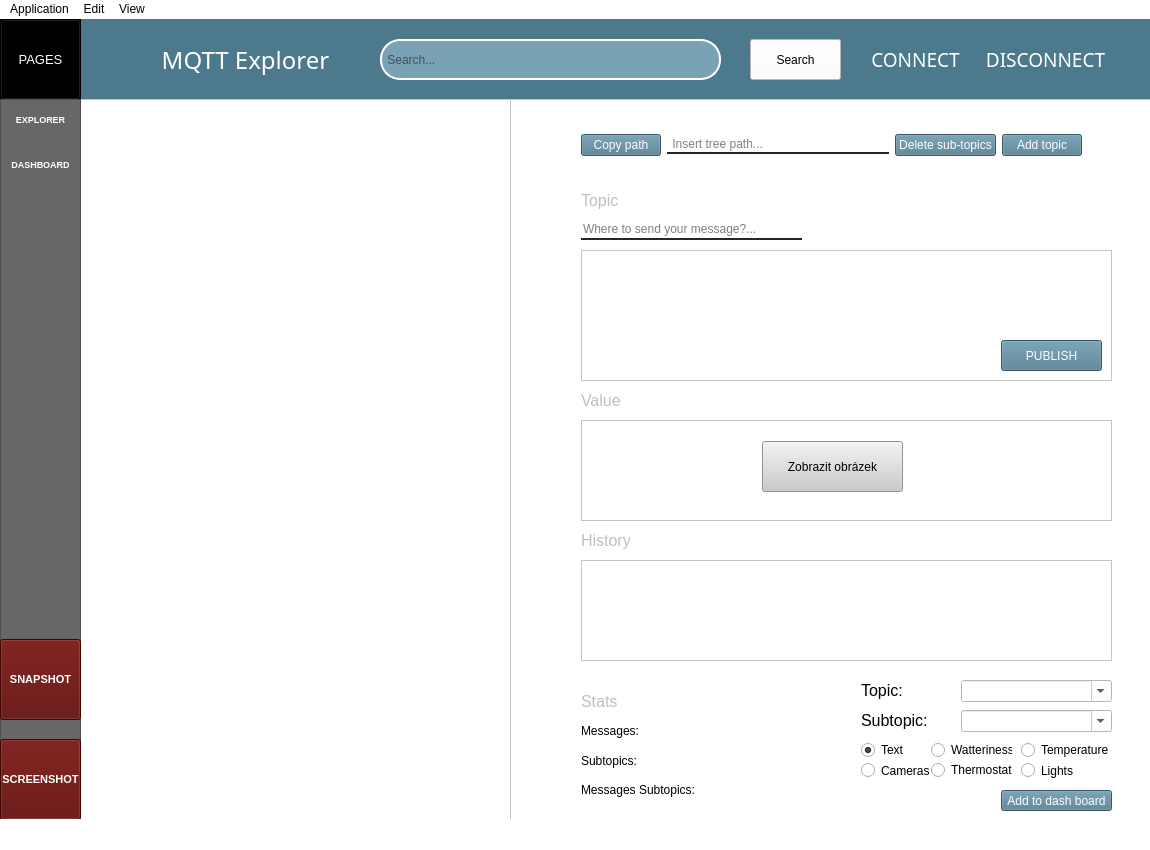
Old version of the form src/gui/mainwindow.ui in the repository Sekky61/MQTT-monitor.
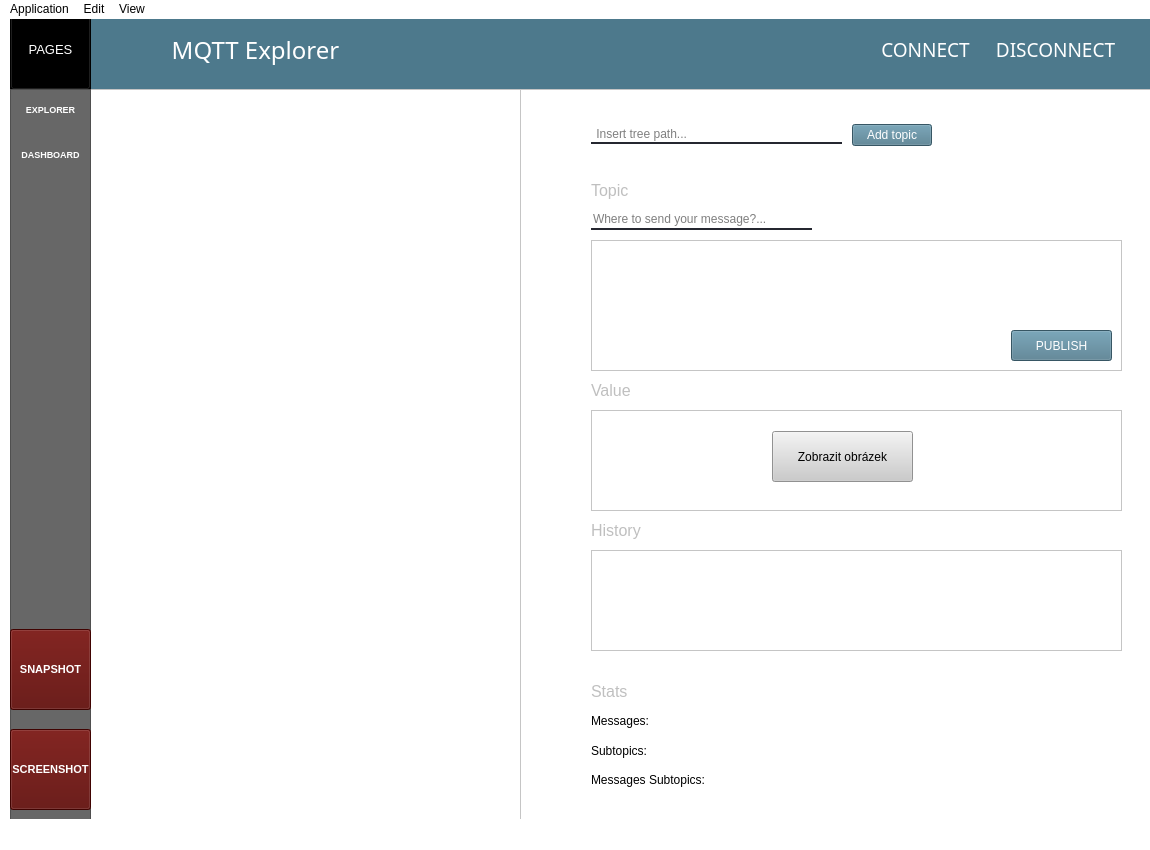
New version of the form.

What changed in the file:
```diff
--- a/src/gui/mainwindow.ui
+++ b/src/gui/mainwindow.ui
@@ -32,8 +32,8 @@
    <widget class="QFrame" name="frame_menu">
     <property name="geometry">
      <rect>
-      <x>0</x>
-      <y>80</y>
+      <x>10</x>
+      <y>70</y>
       <width>81</width>
       <height>835</height>
      </rect>
@@ -180,8 +180,8 @@
    <widget class="QStackedWidget" name="Pages">
     <property name="geometry">
      <rect>
-      <x>80</x>
-      <y>0</y>
+      <x>90</x>
+      <y>-10</y>
       <width>1071</width>
       <height>841</height>
      </rect>
@@ -222,28 +222,14 @@
          <rect>
           <x>70</x>
           <y>10</y>
-          <width>501</width>
+          <width>341</width>
           <height>71</height>
          </rect>
         </property>
         <layout class="QHBoxLayout" name="horizontalLayout_2">
-         <item>
-          <widget class="QPushButton" name="copy_topic_path">
-           <property name="autoFillBackground">
-            <bool>false</bool>
-           </property>
-           <property name="styleSheet">
-            <string notr="true">color: rgb(255, 255, 255);
-background-color: rgb(77, 121, 140);</string>
-           </property>
-           <property name="text">
-            <string>Copy path</string>
-           </property>
-           <property name="flat">
-            <bool>false</bool>
-           </property>
-          </widget>
-         </item>
+         <property name="spacing">
+          <number>10</number>
+         </property>
          <item>
           <widget class="QLineEdit" name="topic_search">
            <property name="styleSheet">
@@ -263,23 +249,6 @@
            </property>
           </widget>
          </item>
-         <item>
-          <widget class="QPushButton" name="delete_subtopics">
-           <property name="autoFillBackground">
-            <bool>false</bool>
-           </property>
-           <property name="styleSheet">
-            <string notr="true">color: rgb(255, 255, 255);
-background-color: rgb(77, 121, 140);</string>
-           </property>
-           <property name="text">
-            <string>Delete sub-topics</string>
-           </property>
-           <property name="flat">
-            <bool>false</bool>
-           </property>
-          </widget>
-         </item>
          <item>
           <widget class="QPushButton" name="add_topic">
            <property name="styleSheet">
@@ -455,7 +424,7 @@
           <property name="geometry">
            <rect>
             <x>0</x>
-            <y>-10</y>
+            <y>0</y>
             <width>531</width>
             <height>101</height>
            </rect>
@@ -556,307 +525,6 @@
          <string>PUBLISH</string>
         </property>
        </widget>
-       <widget class="QComboBox" name="topic_label_dash">
-        <property name="geometry">
-         <rect>
-          <x>450</x>
-          <y>610</y>
-          <width>151</width>
-          <height>22</height>
-         </rect>
-        </property>
-        <property name="editable">
-         <bool>true</bool>
-        </property>
-       </widget>
-       <widget class="QComboBox" name="room_lights_opt_3">
-        <property name="geometry">
-         <rect>
-          <x>450</x>
-          <y>580</y>
-          <width>151</width>
-          <height>22</height>
-         </rect>
-        </property>
-        <property name="editable">
-         <bool>true</bool>
-        </property>
-       </widget>
-       <widget class="QLabel" name="subtopic_label">
-        <property name="geometry">
-         <rect>
-          <x>350</x>
-          <y>610</y>
-          <width>91</width>
-          <height>20</height>
-         </rect>
-        </property>
-        <property name="font">
-         <font>
-          <pointsize>12</pointsize>
-         </font>
-        </property>
-        <property name="text">
-         <string>Subtopic:</string>
-        </property>
-       </widget>
-       <widget class="QLabel" name="room_label_3">
-        <property name="geometry">
-         <rect>
-          <x>350</x>
-          <y>580</y>
-          <width>61</width>
-          <height>20</height>
-         </rect>
-        </property>
-        <property name="font">
-         <font>
-          <pointsize>12</pointsize>
-         </font>
-        </property>
-        <property name="text">
-         <string>Topic:</string>
-        </property>
-       </widget>
-       <widget class="QPushButton" name="dashboard_add">
-        <property name="geometry">
-         <rect>
-          <x>490</x>
-          <y>690</y>
-          <width>111</width>
-          <height>21</height>
-         </rect>
-        </property>
-        <property name="styleSheet">
-         <string notr="true">color: rgb(255, 255, 255);
-background-color: rgb(77, 121, 140);</string>
-        </property>
-        <property name="text">
-         <string>Add to dash board</string>
-        </property>
-       </widget>
-       <widget class="QGroupBox" name="groupBox">
-        <property name="geometry">
-         <rect>
-          <x>350</x>
-          <y>640</y>
-          <width>51</width>
-          <height>21</height>
-         </rect>
-        </property>
-        <property name="styleSheet">
-         <string notr="true">QGroupBox{
-border: 2px solid rgb(37,39,48);
-border-left:none;
-border-right:none;
-border-top:none;
-border-bottom:none;
-}</string>
-        </property>
-        <property name="title">
-         <string/>
-        </property>
-        <widget class="QRadioButton" name="radio_text">
-         <property name="geometry">
-          <rect>
-           <x>0</x>
-           <y>0</y>
-           <width>51</width>
-           <height>20</height>
-          </rect>
-         </property>
-         <property name="text">
-          <string>Text</string>
-         </property>
-         <property name="checked">
-          <bool>true</bool>
-         </property>
-        </widget>
-       </widget>
-       <widget class="QGroupBox" name="groupBox_2">
-        <property name="geometry">
-         <rect>
-          <x>420</x>
-          <y>640</y>
-          <width>81</width>
-          <height>21</height>
-         </rect>
-        </property>
-        <property name="styleSheet">
-         <string notr="true">QGroupBox{
-border: 2px solid rgb(37,39,48);
-border-left:none;
-border-right:none;
-border-top:none;
-border-bottom:none;
-}</string>
-        </property>
-        <property name="title">
-         <string/>
-        </property>
-        <widget class="QRadioButton" name="radio_water">
-         <property name="geometry">
-          <rect>
-           <x>0</x>
-           <y>0</y>
-           <width>81</width>
-           <height>20</height>
-          </rect>
-         </property>
-         <property name="text">
-          <string>Watteriness</string>
-         </property>
-        </widget>
-       </widget>
-       <widget class="QGroupBox" name="groupBox_3">
-        <property name="geometry">
-         <rect>
-          <x>510</x>
-          <y>640</y>
-          <width>91</width>
-          <height>21</height>
-         </rect>
-        </property>
-        <property name="styleSheet">
-         <string notr="true">QGroupBox{
-border: 2px solid rgb(37,39,48);
-border-left:none;
-border-right:none;
-border-top:none;
-border-bottom:none;
-}</string>
-        </property>
-        <property name="title">
-         <string/>
-        </property>
-        <widget class="QRadioButton" name="radio_temp">
-         <property name="geometry">
-          <rect>
-           <x>0</x>
-           <y>0</y>
-           <width>91</width>
-           <height>20</height>
-          </rect>
-         </property>
-         <property name="text">
-          <string>Temperature</string>
-         </property>
-        </widget>
-       </widget>
-       <widget class="QGroupBox" name="groupBox_4">
-        <property name="geometry">
-         <rect>
-          <x>350</x>
-          <y>660</y>
-          <width>71</width>
-          <height>21</height>
-         </rect>
-        </property>
-        <property name="styleSheet">
-         <string notr="true">QGroupBox{
-border: 2px solid rgb(37,39,48);
-border-left:none;
-border-right:none;
-border-top:none;
-border-bottom:none;
-}</string>
-        </property>
-        <property name="title">
-         <string/>
-        </property>
-        <widget class="QRadioButton" name="radio_cameras">
-         <property name="geometry">
-          <rect>
-           <x>0</x>
-           <y>0</y>
-           <width>71</width>
-           <height>21</height>
-          </rect>
-         </property>
-         <property name="text">
-          <string>Cameras</string>
-         </property>
-        </widget>
-       </widget>
-       <widget class="QGroupBox" name="groupBox_5">
-        <property name="geometry">
-         <rect>
-          <x>420</x>
-          <y>660</y>
-          <width>111</width>
-          <height>21</height>
-         </rect>
-        </property>
-        <property name="styleSheet">
-         <string notr="true">QGroupBox{
-border: 2px solid rgb(37,39,48);
-border-left:none;
-border-right:none;
-border-top:none;
-border-bottom:none;
-}</string>
-        </property>
-        <property name="title">
-         <string/>
-        </property>
-        <widget class="QRadioButton" name="radio_thermo">
-         <property name="geometry">
-          <rect>
-           <x>0</x>
-           <y>0</y>
-           <width>101</width>
-           <height>20</height>
-          </rect>
-         </property>
-         <property name="text">
-          <string>Thermostat</string>
-         </property>
-        </widget>
-       </widget>
-       <widget class="QGroupBox" name="groupBox_6">
-        <property name="geometry">
-         <rect>
-          <x>510</x>
-          <y>660</y>
-          <width>81</width>
-          <height>21</height>
-         </rect>
-        </property>
-        <property name="styleSheet">
-         <string notr="true">QGroupBox{
-border: 2px solid rgb(37,39,48);
-border-left:none;
-border-right:none;
-border-top:none;
-border-bottom:none;
-}</string>
-        </property>
-        <property name="title">
-         <string/>
-        </property>
-        <widget class="QRadioButton" name="radio_light">
-         <property name="geometry">
-          <rect>
-           <x>0</x>
-           <y>0</y>
-           <width>82</width>
-           <height>21</height>
-          </rect>
-         </property>
-         <property name="styleSheet">
-          <string notr="true">QGroupBox{
-border: 2px solid rgb(37,39,48);
-border-left:none;
-border-right:none;
-border-top:none;
-border-bottom:none;
-}</string>
-         </property>
-         <property name="text">
-          <string>Lights</string>
-         </property>
-        </widget>
-       </widget>
       </widget>
      </widget>
      <widget class="QTreeView" name="treeView">
@@ -915,54 +583,6 @@
         <set>Qt::AlignCenter</set>
        </property>
       </widget>
-      <widget class="QLineEdit" name="searchValue">
-       <property name="geometry">
-        <rect>
-         <x>370</x>
-         <y>20</y>
-         <width>341</width>
-         <height>41</height>
-        </rect>
-       </property>
-       <property name="styleSheet">
-        <string notr="true">QLineEdit{
-background-color: rgb(121, 162, 180);
-border: 2px solid rgb(255,255,255);
-border-radius: 20px;
-}</string>
-       </property>
-       <property name="inputMask">
-        <string/>
-       </property>
-       <property name="text">
-        <string/>
-       </property>
-       <property name="readOnly">
-        <bool>false</bool>
-       </property>
-       <property name="placeholderText">
-        <string> Search...</string>
-       </property>
-       <property name="clearButtonEnabled">
-        <bool>true</bool>
-       </property>
-      </widget>
-      <widget class="QPushButton" name="searchButton">
-       <property name="geometry">
-        <rect>
-         <x>740</x>
-         <y>20</y>
-         <width>91</width>
-         <height>41</height>
-        </rect>
-       </property>
-       <property name="styleSheet">
-        <string notr="true">background-color: rgb(255, 255, 255);</string>
-       </property>
-       <property name="text">
-        <string>Search</string>
-       </property>
-      </widget>
       <widget class="QPushButton" name="buttonConnect">
        <property name="geometry">
         <rect>
@@ -1116,8 +736,8 @@
    <widget class="QFrame" name="frame_3">
     <property name="geometry">
      <rect>
-      <x>0</x>
-      <y>0</y>
+      <x>10</x>
+      <y>-10</y>
       <width>81</width>
       <height>80</height>
      </rect>
@@ -1166,8 +786,8 @@
    <widget class="QWidget" name="layoutWidget">
     <property name="geometry">
      <rect>
-      <x>0</x>
-      <y>0</y>
+      <x>10</x>
+      <y>-10</y>
       <width>2</width>
       <height>2</height>
      </rect>
@@ -1177,8 +797,8 @@
    <widget class="QWidget" name="layoutWidget">
     <property name="geometry">
      <rect>
-      <x>0</x>
-      <y>0</y>
+      <x>10</x>
+      <y>-10</y>
       <width>2</width>
       <height>2</height>
      </rect>
@@ -1188,8 +808,8 @@
    <widget class="QWidget" name="layoutWidget">
     <property name="geometry">
      <rect>
-      <x>0</x>
-      <y>0</y>
+      <x>10</x>
+      <y>-10</y>
       <width>2</width>
       <height>2</height>
      </rect>
```
Left out of the diff: 40 changed lines with no effect on the pictures.
